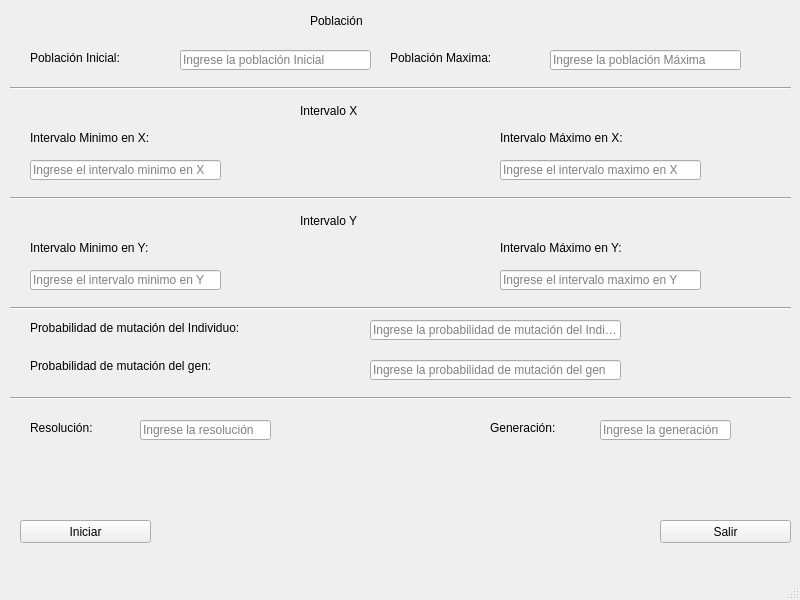
Old version of the form view/mainView.ui in the repository Fercas22/Project_AG.
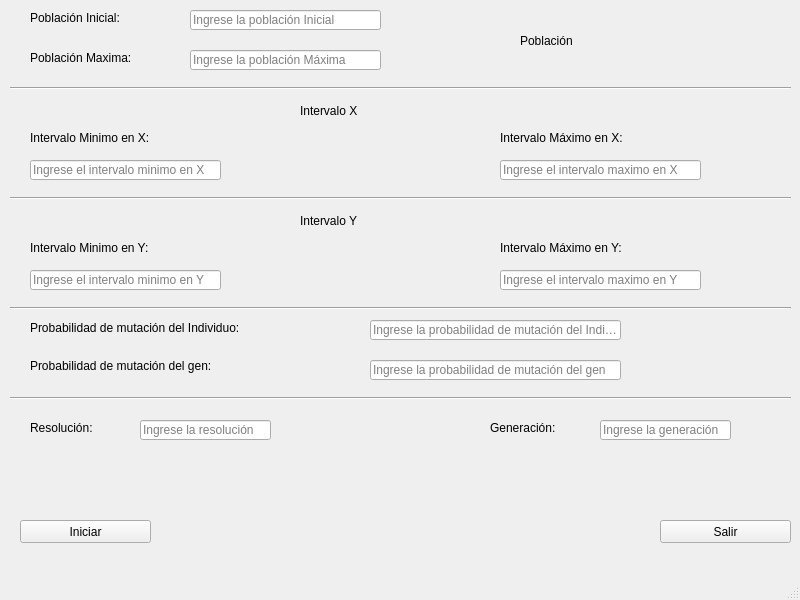
New version of the form.

Commit message: Cambios interfaz grafica

What changed in the file:
```diff
--- a/view/mainView.ui
+++ b/view/mainView.ui
@@ -18,7 +18,7 @@
     <property name="geometry">
      <rect>
       <x>30</x>
-      <y>50</y>
+      <y>10</y>
       <width>151</width>
       <height>16</height>
      </rect>
@@ -33,8 +33,8 @@
    <widget class="QLineEdit" name="initialPopulation">
     <property name="geometry">
      <rect>
-      <x>180</x>
-      <y>50</y>
+      <x>190</x>
+      <y>10</y>
       <width>191</width>
       <height>20</height>
      </rect>
@@ -46,7 +46,7 @@
    <widget class="QLineEdit" name="populationLimit">
     <property name="geometry">
      <rect>
-      <x>550</x>
+      <x>190</x>
       <y>50</y>
       <width>191</width>
       <height>20</height>
@@ -62,7 +62,7 @@
    <widget class="QLabel" name="label_2">
     <property name="geometry">
      <rect>
-      <x>390</x>
+      <x>30</x>
       <y>50</y>
       <width>161</width>
       <height>16</height>
@@ -78,8 +78,8 @@
    <widget class="QLabel" name="label_3">
     <property name="geometry">
      <rect>
-      <x>310</x>
-      <y>0</y>
+      <x>520</x>
+      <y>20</y>
       <width>141</width>
       <height>41</height>
      </rect>
```
The commit also changes 7 other files.
